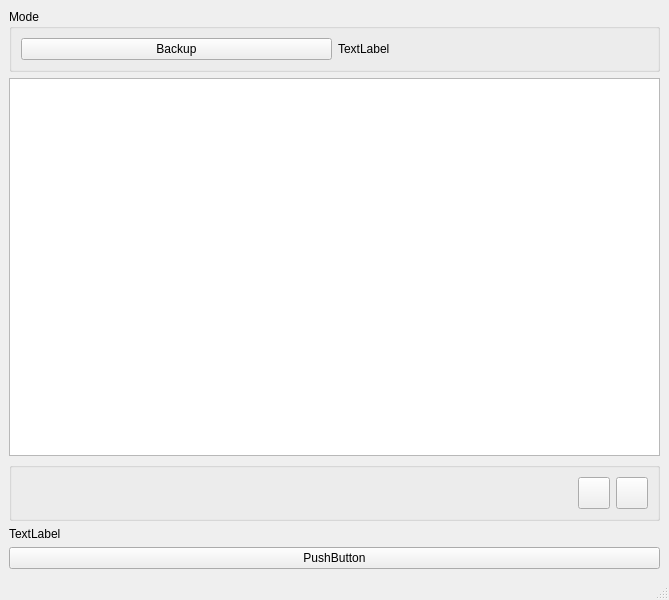
The window that kstars_backup/mainwindow.ui (LuckyEddie47/kstars_extensions) describes before a commit, drawn with Qt 5.
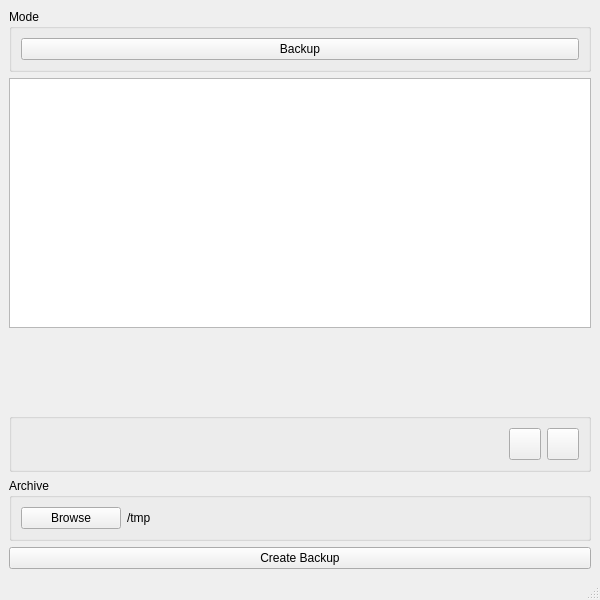
The same window after the commit.

```diff
--- a/kstars_backup/mainwindow.ui
+++ b/kstars_backup/mainwindow.ui
@@ -6,7 +6,7 @@
    <rect>
     <x>0</x>
     <y>0</y>
-    <width>669</width>
+    <width>600</width>
     <height>600</height>
    </rect>
   </property>
@@ -28,18 +28,31 @@
          </property>
         </widget>
        </item>
-       <item>
-        <widget class="QLabel" name="label_2">
-         <property name="text">
-          <string>TextLabel</string>
-         </property>
-        </widget>
-       </item>
       </layout>
      </widget>
     </item>
     <item>
-     <widget class="QListView" name="listView"/>
+     <widget class="QListView" name="listView">
+      <property name="minimumSize">
+       <size>
+        <width>0</width>
+        <height>250</height>
+       </size>
+      </property>
+     </widget>
+    </item>
+    <item>
+     <spacer name="verticalSpacer">
+      <property name="orientation">
+       <enum>Qt::Vertical</enum>
+      </property>
+      <property name="sizeHint" stdset="0">
+       <size>
+        <width>20</width>
+        <height>40</height>
+       </size>
+      </property>
+     </spacer>
     </item>
     <item>
      <widget class="QGroupBox" name="groupBox">
@@ -117,16 +130,44 @@
      </widget>
     </item>
     <item>
-     <widget class="QLabel" name="archiveL">
-      <property name="text">
-       <string>TextLabel</string>
+     <widget class="QGroupBox" name="groupBox_3">
+      <property name="title">
+       <string>Archive</string>
       </property>
+      <layout class="QHBoxLayout" name="horizontalLayout">
+       <item>
+        <widget class="QPushButton" name="browseB">
+         <property name="sizePolicy">
+          <sizepolicy hsizetype="Preferred" vsizetype="Fixed">
+           <horstretch>0</horstretch>
+           <verstretch>0</verstretch>
+          </sizepolicy>
+         </property>
+         <property name="maximumSize">
+          <size>
+           <width>100</width>
+           <height>16777215</height>
+          </size>
+         </property>
+         <property name="text">
+          <string>Browse</string>
+         </property>
+        </widget>
+       </item>
+       <item>
+        <widget class="QLabel" name="pathL">
+         <property name="text">
+          <string>/tmp</string>
+         </property>
+        </widget>
+       </item>
+      </layout>
      </widget>
     </item>
     <item>
      <widget class="QPushButton" name="goB">
       <property name="text">
-       <string>PushButton</string>
+       <string>Create Backup</string>
       </property>
      </widget>
     </item>
```
